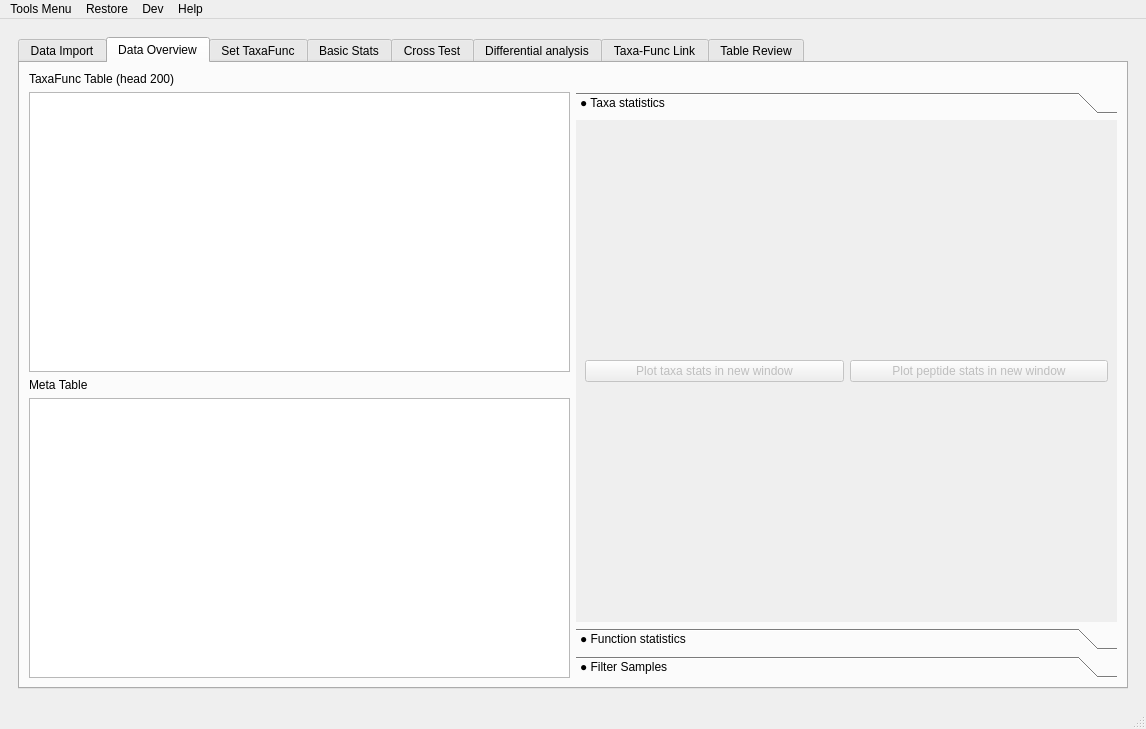
Before: the Qt Designer form utils/MetaX_GUI/MainWindow.ui in byemaxx/MetaX, drawn with Qt 5.
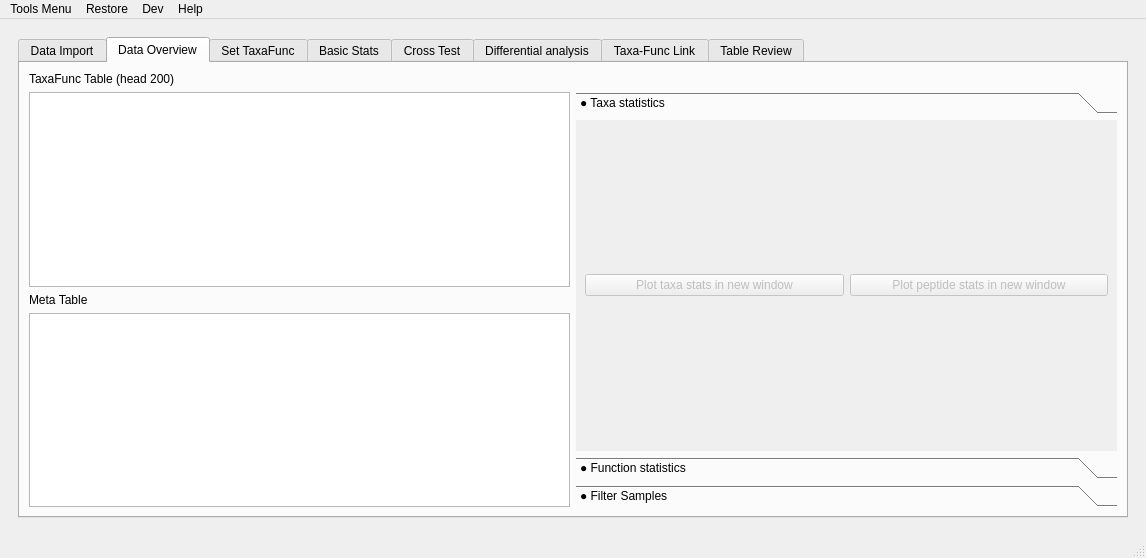
After: the same form once the commit is applied. The open tabs and pages were chosen to show the change.

Commit message: modified:   utils/MetaX_GUI/MainWindow.ui 	modified:   utils/MetaX_GUI/Ui_MainWindow.py     给一些按钮添加了悬浮提示 	modified:   utils/version.py

Diff of the .ui file:
```diff
--- a/utils/MetaX_GUI/MainWindow.ui
+++ b/utils/MetaX_GUI/MainWindow.ui
@@ -6,8 +6,8 @@
    <rect>
     <x>0</x>
     <y>0</y>
-    <width>1143</width>
-    <height>729</height>
+    <width>1063</width>
+    <height>558</height>
    </rect>
   </property>
   <property name="sizePolicy">
@@ -236,8 +236,8 @@
                 <rect>
                  <x>0</x>
                  <y>0</y>
-                 <width>538</width>
-                 <height>508</height>
+                 <width>498</width>
+                 <height>337</height>
                 </rect>
                </property>
                <attribute name="label">
```
Left out of the diff: 61 changed lines with no effect on the pictures. The commit also changes 2 other files.
